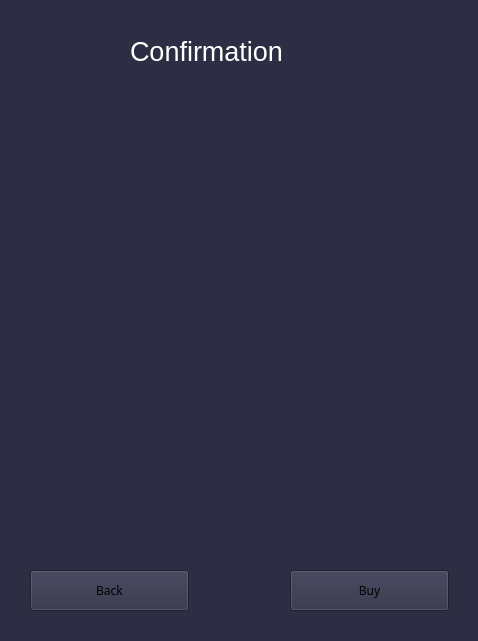
The window that file_ui/shopping_cart.ui (Ghazimuhammad/Reservasi-Bengkel) describes before a commit, drawn with Qt 5.
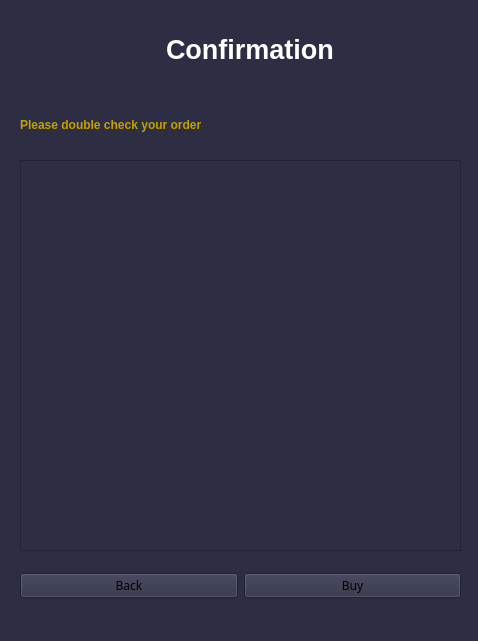
The same window after the commit.

Commit message: benerin ui sama adapt dikit

Diff of the .ui file:
```diff
--- a/file_ui/shopping_cart.ui
+++ b/file_ui/shopping_cart.ui
@@ -10,6 +10,12 @@
     <height>641</height>
    </rect>
   </property>
+  <property name="maximumSize">
+   <size>
+    <width>478</width>
+    <height>641</height>
+   </size>
+  </property>
   <property name="windowTitle">
    <string>Menu Utama</string>
   </property>
@@ -17,15 +23,18 @@
    <string notr="true">background-color: #2D2E43;</string>
   </property>
   <widget class="QWidget" name="centralwidget">
+   <widget class="QWidget" name="horizontalLayoutWidget">
+    <property name="geometry">
+     <rect>
+      <x>20</x>
+      <y>560</y>
+      <width>441</width>
+      <height>51</height>
+     </rect>
+    </property>
+    <layout class="QHBoxLayout" name="horizontalLayout">
+     <item>
    <widget class="QPushButton" name="push_back">
-    <property name="geometry">
-     <rect>
-      <x>30</x>
-      <y>570</y>
-      <width>159</width>
-      <height>41</height>
-     </rect>
-    </property>
     <property name="font">
      <font>
       <family>Roboto Slab</family>
@@ -58,52 +67,9 @@
      <string>Back</string>
     </property>
    </widget>
-   <widget class="QLabel" name="label">
-    <property name="geometry">
-     <rect>
-      <x>130</x>
-      <y>6</y>
-      <width>341</width>
-      <height>91</height>
-     </rect>
-    </property>
-    <property name="text">
-     <string>&lt;html&gt;&lt;head/&gt;&lt;body&gt;&lt;p&gt;&lt;span style=&quot; font-size:20pt; color:#ffffff;&quot;&gt;Confirmation&lt;/span&gt;&lt;/p&gt;&lt;/body&gt;&lt;/html&gt;</string>
-    </property>
-   </widget>
-   <widget class="QLabel" name="logo_sparepart">
-    <property name="geometry">
-     <rect>
-      <x>20</x>
-      <y>20</y>
-      <width>91</width>
-      <height>71</height>
-     </rect>
-    </property>
-    <property name="text">
-     <string/>
-    </property>
-   </widget>
-   <widget class="QWidget" name="verticalLayoutWidget">
-    <property name="geometry">
-     <rect>
-      <x>80</x>
-      <y>110</y>
-      <width>321</width>
-      <height>341</height>
-     </rect>
-    </property>
-    <layout class="QVBoxLayout" name="verticalLayout"/>
-   </widget>
+     </item>
+     <item>
    <widget class="QPushButton" name="push_buy">
-    <property name="geometry">
-     <rect>
-      <x>290</x>
-      <y>570</y>
-      <width>159</width>
-      <height>41</height>
-     </rect>
-    </property>
     <property name="font">
      <font>
       <family>Roboto Slab</family>
@@ -134,6 +100,70 @@
     </property>
     <property name="text">
      <string>Buy</string>
+       </property>
+      </widget>
+     </item>
+    </layout>
+   </widget>
+   <widget class="QWidget" name="horizontalLayoutWidget_2">
+    <property name="geometry">
+     <rect>
+      <x>10</x>
+      <y>10</y>
+      <width>461</width>
+      <height>80</height>
+     </rect>
+    </property>
+    <layout class="QHBoxLayout" name="horizontalLayout_2">
+     <item>
+      <widget class="QLabel" name="logo_sparepart">
+       <property name="maximumSize">
+        <size>
+         <width>150</width>
+         <height>16777215</height>
+        </size>
+       </property>
+       <property name="text">
+        <string/>
+       </property>
+      </widget>
+     </item>
+     <item>
+      <widget class="QLabel" name="label">
+       <property name="text">
+        <string>&lt;html&gt;&lt;head/&gt;&lt;body&gt;&lt;p&gt;&lt;span style=&quot; font-size:20pt; font-weight:600; color:#ffffff;&quot;&gt;Confirmation&lt;/span&gt;&lt;/p&gt;&lt;/body&gt;&lt;/html&gt;</string>
+       </property>
+      </widget>
+     </item>
+    </layout>
+   </widget>
+   <widget class="QWidget" name="horizontalLayoutWidget_3">
+    <property name="geometry">
+     <rect>
+      <x>20</x>
+      <y>100</y>
+      <width>441</width>
+      <height>51</height>
+     </rect>
+    </property>
+    <layout class="QHBoxLayout" name="horizontalLayout_3">
+     <item>
+      <widget class="QLabel" name="label_2">
+       <property name="text">
+        <string>&lt;html&gt;&lt;head/&gt;&lt;body&gt;&lt;p&gt;&lt;span style=&quot; font-weight:600; color:#c4a000;&quot;&gt;Please double check your order&lt;/span&gt;&lt;/p&gt;&lt;/body&gt;&lt;/html&gt;</string>
+       </property>
+      </widget>
+     </item>
+    </layout>
+   </widget>
+   <widget class="QTableWidget" name="tableWidget">
+    <property name="geometry">
+     <rect>
+      <x>20</x>
+      <y>160</y>
+      <width>441</width>
+      <height>391</height>
+     </rect>
     </property>
    </widget>
   </widget>
```
Lines whose indentation alone changed are shown as unchanged. The commit also changes 7 other files.
